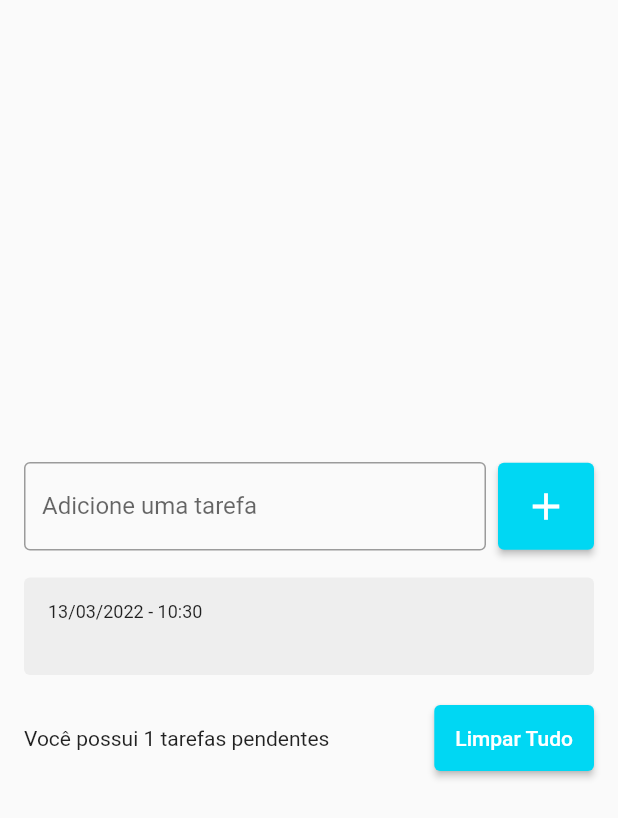
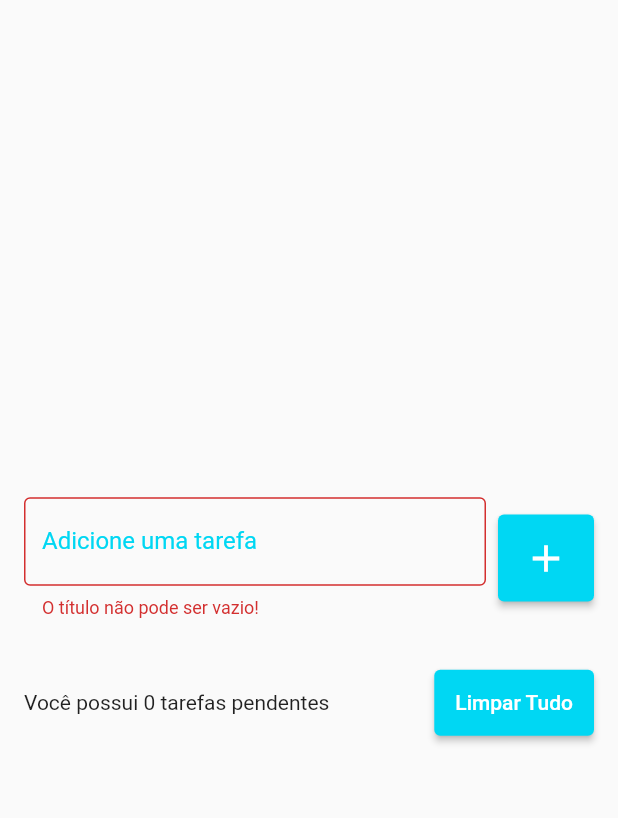
Before and after one commit to NEMJ/todo_list, a Flutter app: the screen it shows after launch, after a tap on the "add" icon, on a phone screen of 412 x 824 dp. Shown: the top 818 px of the screen. Run offline on Flutter 3.47's test engine with Material 2 defaults, Android fonts, the phone set to English and light mode, and no system bars; drawn by our look-alikes of flutter_slidable; our stand-ins replace shared_preferences.

Commit message:
finished app

```diff
--- a/lib/models/todo.dart
+++ b/lib/models/todo.dart
@@ -4,6 +4,18 @@ class Todo {
     required this.dateTime,
   });
 
+  Todo.fromJson(Map<String, dynamic> json)
+    : title = json['title'],
+      dateTime = DateTime.parse(json['datetime']);
+
   String title;
   DateTime dateTime;
+
+  Map<String, dynamic> toJson() {
+    return {
+      'title': title,
+      'datetime': dateTime.toIso8601String(),
+    };
+  }
+
 }
--- a/lib/pages/todo_list_page.dart
+++ b/lib/pages/todo_list_page.dart
@@ -1,5 +1,6 @@
 import 'package:flutter/material.dart';
 import 'package:to_do_list/models/todo.dart';
+import 'package:to_do_list/repositories/todo_repository.dart';
 import 'package:to_do_list/widgets/todo_list_item.dart';
 
 class TodoListPage extends StatefulWidget {
@@ -11,11 +12,25 @@ class TodoListPage extends StatefulWidget {
 
 class _TodoListPageState extends State<TodoListPage> {
   final TextEditingController todoController = TextEditingController();
+  final TodoRepository todoRepository = TodoRepository();
 
   List<Todo> todos = [];
 
   Todo? deletedTodo;
   int? deletedTodoPos;
+
+  String? errorText;
+
+  @override
+  void initState() {
+    super.initState();
+
+    todoRepository.getTodoList().then((value) {
+      setState(() {
+        todos = value;
+      });
+    });
+  }
 
   @override
   Widget build(BuildContext context) {
@@ -35,7 +50,17 @@ class _TodoListPageState extends State<TodoListPage> {
                         decoration: InputDecoration(
                           border: OutlineInputBorder(),
                           labelText: 'Adicione uma tarefa',
+                          labelStyle: TextStyle(
+                            color: Color(0xff00d7f3),
+                          ),
                           hintText: 'Ex. Estudar Flutter',
+                          errorText: errorText,
+                          focusedBorder: OutlineInputBorder(
+                            borderSide: BorderSide(
+                              color: Color(0xff00d7f3),
+                              width: 2,
+                            ),
+                          ),
                         ),
                       ),
                     ),
@@ -45,14 +70,24 @@ class _TodoListPageState extends State<TodoListPage> {
                     ElevatedButton(
                       onPressed: () {
                         String text = todoController.text;
+
+                        if(text.isEmpty) {
+                          setState(() {
+                            errorText = 'O título não pode ser vazio!';
+                          });
+                          return;
+                        }
+
                         setState(() {
                           Todo newTodo = Todo(
                             title: text,
                             dateTime: DateTime.now(),
                           );
                           todos.add(newTodo);
+                          errorText = null;
                         });
                         todoController.clear();
+                        todoRepository.saveTodoList(todos);
                       },
                       style: ElevatedButton.styleFrom(
                         primary: Color(0xff00d7f3),
@@ -112,6 +147,7 @@ class _TodoListPageState extends State<TodoListPage> {
     setState(() {
       todos.remove(todo);
     });
+    todoRepository.saveTodoList(todos);
 
     ScaffoldMessenger.of(context).clearSnackBars();
     ScaffoldMessenger.of(context).showSnackBar(
@@ -130,6 +166,7 @@ class _TodoListPageState extends State<TodoListPage> {
             setState((){
               todos.insert(deletedTodoPos!, deletedTodo!);
             });
+            todoRepository.saveTodoList(todos);
           },
         ),
         duration: const Duration(seconds: 5),
@@ -172,5 +209,6 @@ class _TodoListPageState extends State<TodoListPage> {
     setState(() {
       todos.clear();
     });
+    todoRepository.saveTodoList(todos);
   }
 }
--- /dev/null
+++ b/lib/repositories/todo_repository.dart
@@ -0,0 +1,22 @@
+import 'dart:convert';
+import 'package:shared_preferences/shared_preferences.dart';
+import 'package:to_do_list/models/todo.dart';
+
+const todoListKey = 'todo_list';
+
+class TodoRepository {
+  late SharedPreferences sharedPreferences;
+
+  Future<List<Todo>> getTodoList() async {
+    sharedPreferences = await SharedPreferences.getInstance();
+    final String jsonString = sharedPreferences.getString(todoListKey) ?? '[]';
+    final List jsonDecoded = json.decode(jsonString) as List;
+    return jsonDecoded.map((e) => Todo.fromJson(e)).toList();
+  }
+
+  void saveTodoList(List<Todo> todos) {
+    final String jsonString = json.encode(todos);
+    sharedPreferences.setString(todoListKey, jsonString);
+  }
+
+}
--- a/pubspec.yaml
+++ b/pubspec.yaml
@@ -36,6 +36,7 @@ dependencies:
   cupertino_icons: ^1.0.2
   intl:
   flutter_slidable: ^0.6.0
+  shared_preferences: ^2.0.8
 
 dev_dependencies:
   flutter_test:
```
Also changed, not shown: pubspec.lock.
